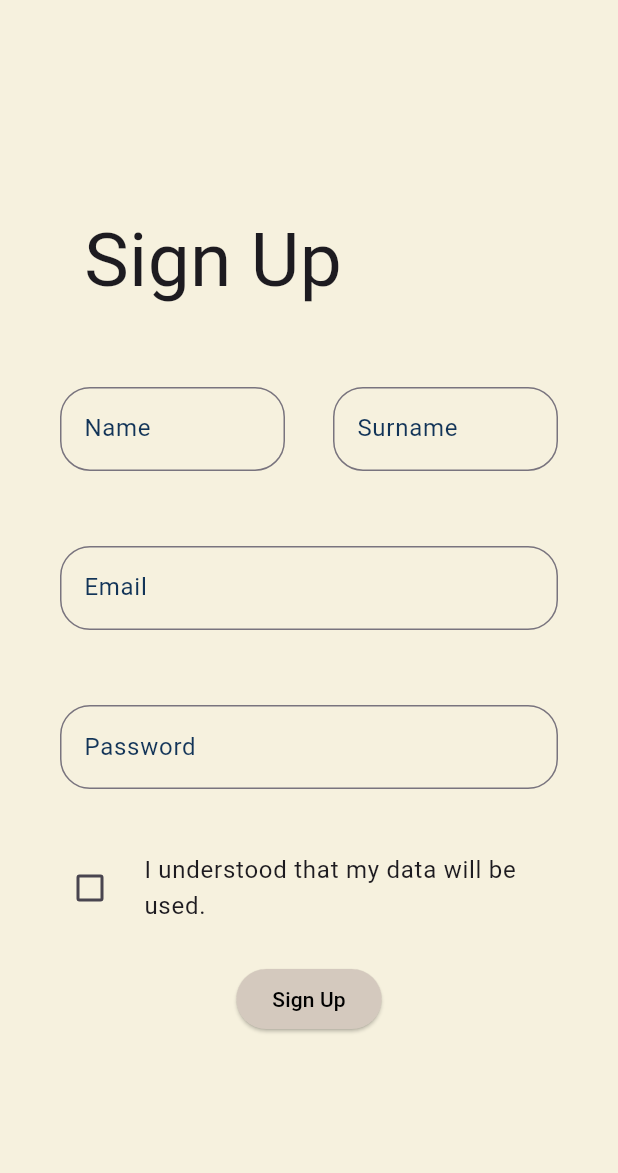
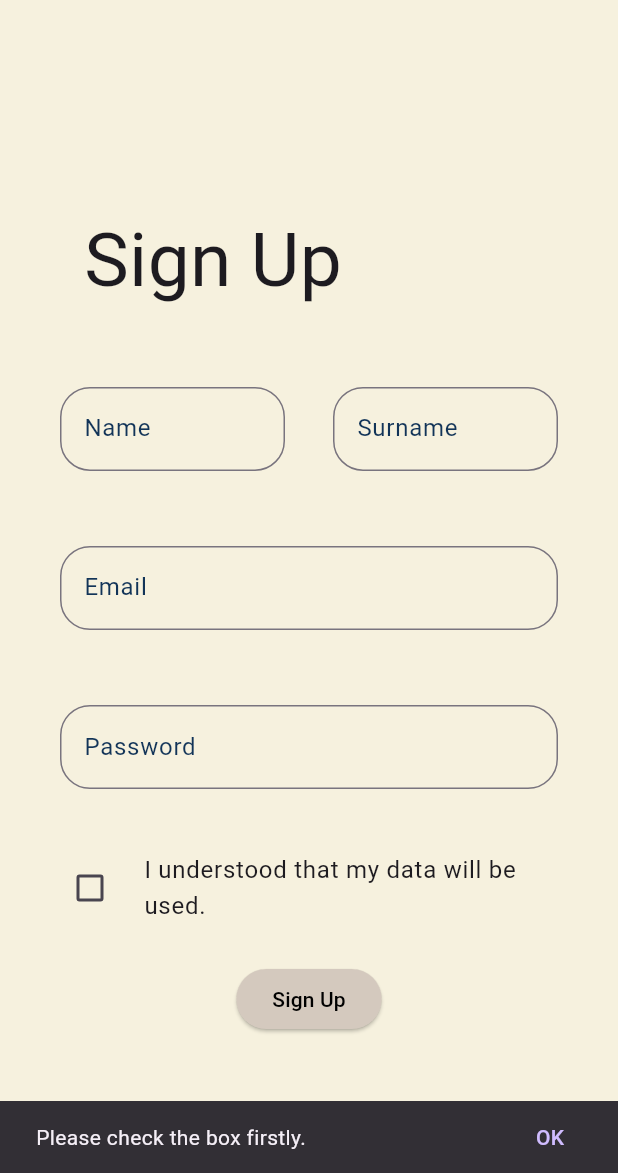
Before and after one commit to outterstellar/marketapp, a Flutter app: the SignupScreen screen opened directly, after a tap on "Sign Up", on a phone screen of 412 x 824 dp, the part 63-1236 px from its top. Run offline on Flutter 3.47's test engine with Material 3 defaults, Android fonts, the phone set to English and light mode, and no system bars; our stand-ins replace firebase_auth, firebase_core, flutter_screenutil, shared_preferences; accounts and stored records are empty.

Commit message:
Sign Up System

```diff
--- a/lib/screens/signupscreen.dart
+++ b/lib/screens/signupscreen.dart
@@ -1,6 +1,10 @@
+import 'package:firebase_auth/firebase_auth.dart';
+import 'package:firebase_core/firebase_core.dart';
 import 'package:flutter/material.dart';
 import 'package:flutter_screenutil/flutter_screenutil.dart';
 import 'package:marketapp/data/constants.dart';
+import 'package:marketapp/main.dart';
+import 'package:marketapp/screens/mainscreen.dart';
 
 class SignupScreen extends StatefulWidget {
   const SignupScreen({super.key});
@@ -13,6 +17,8 @@ class _SignupScreenState extends State<SignupScreen> {
   TextEditingController emailController = TextEditingController();
   bool allowed = false;
   TextEditingController passwordController = TextEditingController();
+  TextEditingController nameController = TextEditingController();
+  TextEditingController surnameController = TextEditingController();
 
   @override
   Widget build(BuildContext context) {
@@ -55,7 +61,7 @@ class _SignupScreenState extends State<SignupScreen> {
                                 child: Padding(
                                   padding: const EdgeInsets.all(16.0),
                                   child: TextFormField(
-                                    controller: emailController,
+                                    controller: nameController,
                                     decoration: InputDecoration(
                                       border: OutlineInputBorder(
                                         borderRadius: BorderRadius.circular(20),
@@ -69,7 +75,7 @@ class _SignupScreenState extends State<SignupScreen> {
                                 child: Padding(
                                   padding: const EdgeInsets.all(16.0),
                                   child: TextFormField(
-                                    controller: emailController,
+                                    controller: surnameController,
                                     decoration: InputDecoration(
                                       border: OutlineInputBorder(
                                         borderRadius: BorderRadius.circular(20),
@@ -126,7 +132,47 @@ class _SignupScreenState extends State<SignupScreen> {
                         ),
                         Divider(height: 20.h, color: Colors.transparent),
                         ElevatedButton(
-                          onPressed: () {},
+                          onPressed: () async {
+                            if (allowed == true) {
+                              try {
+                                if (validatePassword(
+                                      context,
+                                      passwordController.text,
+                                    ) ==
+                                    true) {
+                                  await auth.createUserWithEmailAndPassword(
+                                    email: emailController.text,
+                                    password: passwordController.text,
+                                  );
+                                  Constants.pushAndRemoveUntil(
+                                    context: context,
+                                    destination: MainScreen(),
+                                  );
+                                }
+                              } on FirebaseAuthException catch (error) {
+                                if (error.message ==
+                                    "The email address is already in use by another account.") {
+                                  Constants.showSnackBar(
+                                    context: context,
+                                    message:
+                                        "This email adress is already taken",
+                                  );
+                                } else if (error.message ==
+                                    "The email address is badly formatted.") {
+                                  Constants.showSnackBar(
+                                    context: context,
+                                    message: "Please write a valid email",
+                                  );
+                                }
+                                print(error.message);
+                              }
+                            } else {
+                              Constants.showSnackBar(
+                                context: context,
+                                message: "Please check the box firstly.",
+                              );
+                            }
+                          },
                           child: Text("Sign Up"),
                         ),
                       ],
@@ -141,3 +187,31 @@ class _SignupScreenState extends State<SignupScreen> {
     );
   }
 }
+
+bool validatePassword(BuildContext context, String password) {
+  List<String> errors = [];
+
+  if (password.length < 6) {
+    errors.add("at least 6 characters");
+  }
+  if (!RegExp(r'[a-z]').hasMatch(password)) {
+    errors.add("at least one lowercase letter");
+  }
+  if (!RegExp(r'[A-Z]').hasMatch(password)) {
+    errors.add("at least one uppercase letter");
+  }
+  if (!RegExp(r'\d').hasMatch(password)) {
+    errors.add("at least one number");
+  }
+  if (!RegExp(r'[\W_]').hasMatch(password)) {
+    errors.add("at least one special character");
+  }
+
+  if (errors.isNotEmpty) {
+    final message = "Password must contain:\n• " + errors.join("\n• ");
+    Constants.showSnackBar(context: context, message: message);
+    return false;
+  } else {
+    return true;
+  }
+}
```
